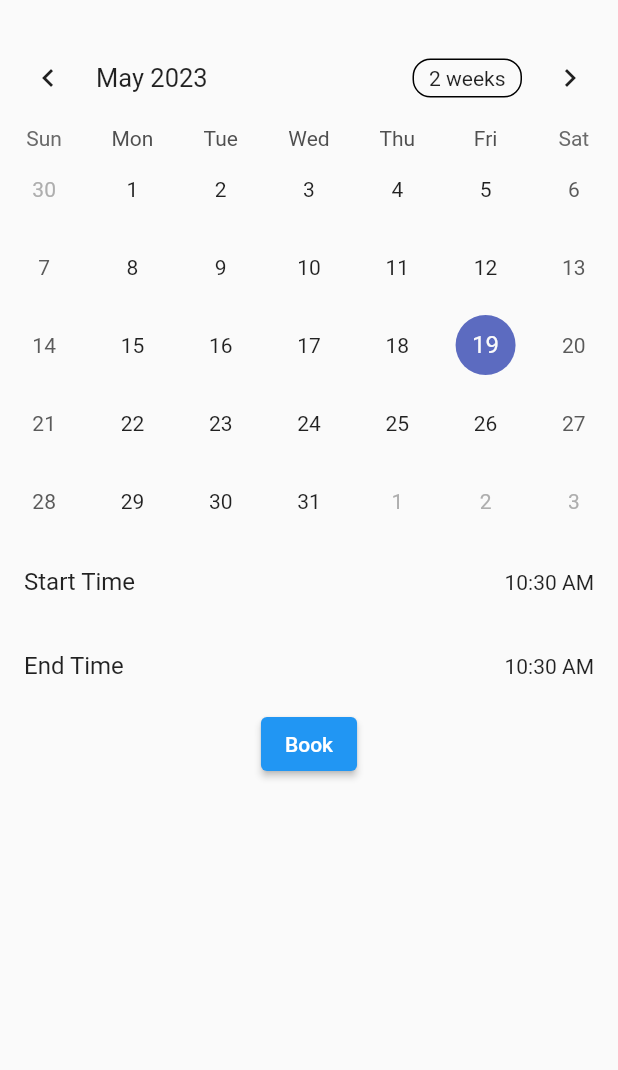
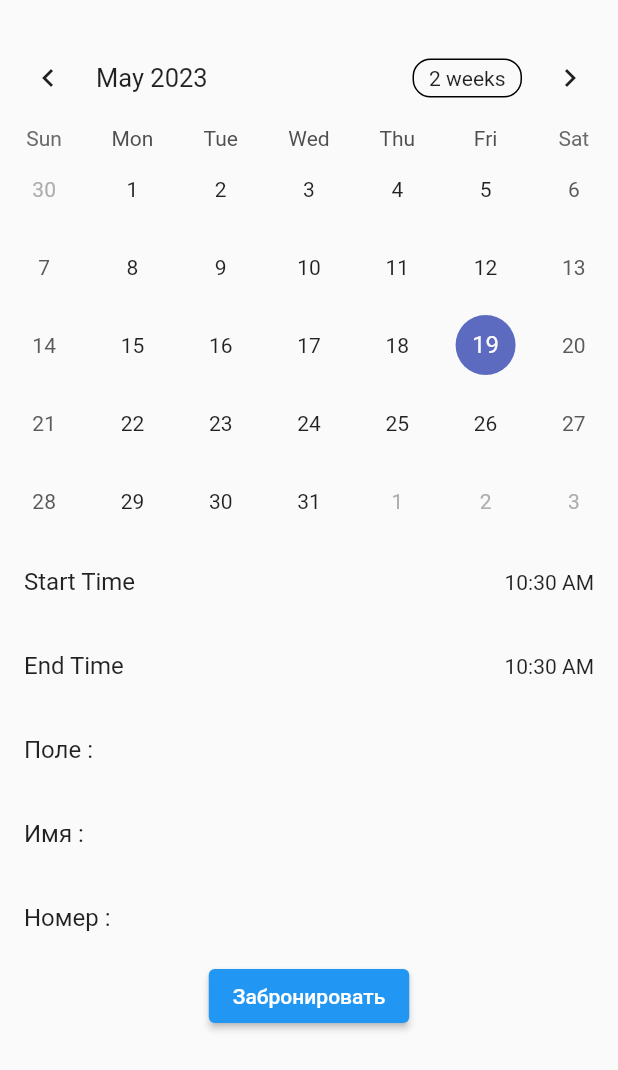
Before and after one commit to MarlenAmir/qatys_app_diploma_work, a Flutter app: the BookingPage screen opened directly with empty values, after a tap on "Выбрать дату", on a phone screen of 412 x 824 dp. Shown: the top 1070 px of the screen. Run offline on Flutter 3.47's test engine with Material 2 defaults, Android fonts, the phone set to English and light mode, and no system bars; drawn by our look-alikes of table_calendar; our stand-ins replace cloud_firestore, email_validator, firebase_auth, firebase_core, firebase_storage, flutter_datetime_picker and 7 more; missing offline and left inert: booking_calendar; accounts and stored records are empty; network calls fail.

```diff
--- a/lib/screens/BookingDialog.dart
+++ b/lib/screens/BookingDialog.dart
@@ -3,16 +3,36 @@ import 'package:booking_calendar/booking_calendar.dart';
 import 'package:cloud_firestore/cloud_firestore.dart';
 import 'package:flutter_datetime_picker/flutter_datetime_picker.dart';
 import 'package:table_calendar/table_calendar.dart';
+import 'package:firebase_auth/firebase_auth.dart';
+
+
+import '../model/firebaseData.dart';
+
 
 class BookingDialog extends StatefulWidget {
+   BookingDialog(this.firebaseData);
+  final FirebaseData firebaseData;
+
+
   @override
   _BookingDialogState createState() => _BookingDialogState();
 }
 
 class _BookingDialogState extends State<BookingDialog> {
+
+
   late DateTime _selectedDate;
   late TimeOfDay _startTime;
   late TimeOfDay _endTime;
+  String name = "";
+  String? surname;
+  String? email;
+  String phoneNumber = "";
+
+
+
+
+
 
   @override
   void initState() {
@@ -20,6 +40,7 @@ class _BookingDialogState extends State<BookingDialog> {
     _selectedDate = DateTime.now();
     _startTime = TimeOfDay.now();
     _endTime = TimeOfDay.now();
+    loadData();
   }
 
   void _selectDate(DateTime date) {
@@ -39,12 +60,31 @@ class _BookingDialogState extends State<BookingDialog> {
       _endTime = time;
     });
   }
+  Future<void> loadData() async {
+    try {
+      final auth = FirebaseAuth.instance;
+      final User? user = auth.currentUser;
+      if (user != null) {
+        final FirebaseFirestore firestore = FirebaseFirestore.instance;
+        final DocumentSnapshot snapshot =
+            await firestore.collection('users').doc(user.uid).get();
+        setState(() {
+          name = snapshot.get('name');
+          surname = snapshot.get('surname');
+          email = snapshot.get('email');
+          phoneNumber = snapshot.get('phone_number');
+        });
+      }
+    } catch (e) {
+      print('Error: $e');
+    }
+  }
 
   @override
   Widget build(BuildContext context) {
     return Scaffold(
-
-      body: Column(
+      body: ListView(
+        children: [Column(
           children: [
             SizedBox(height:20),
             TableCalendar(
@@ -74,7 +114,7 @@ class _BookingDialogState extends State<BookingDialog> {
             ),
             ListTile(
               title: Text('End Time'),
-            trailing: Text(_endTime!.format(context)),
+              trailing: Text(_endTime.format(context)),
               onTap: () {
                 DatePicker.showTimePicker(
                   context,
@@ -83,6 +123,21 @@ class _BookingDialogState extends State<BookingDialog> {
                       _selectEndTime(TimeOfDay.fromDateTime(time)),
                 );
               },
+            ),
+            ListTile(
+              title: Text('Поле :'),
+              trailing: Text(widget.firebaseData.name),
+
+            ),
+            ListTile(
+              title: Text('Имя :'),
+              trailing: Text(name),
+
+            ),
+            ListTile(
+              title: Text('Номер :'),
+              trailing: Text(phoneNumber),
+
             ),
             ElevatedButton(
               onPressed: () {
@@ -93,14 +148,21 @@ class _BookingDialogState extends State<BookingDialog> {
                   print('Selected Date: $_selectedDate');
                   print('Start Time: $_startTime');
                   print('End Time: $_endTime');
+                  print('Name : $name');
+                  print('Поле : ${widget.firebaseData.name}');
+                                    print('Name : $phoneNumber');
+
+
                 } else {
                   // Handle case where any of the values is not selected
                   print('Please select all values');
                 }
               },
-            child: Text('Book'),
+              child: Text("Забронировать"),
             ),
           ],
+        ),
+        ]
       ),
     );
   }
--- a/lib/screens/BookingPage.dart
+++ b/lib/screens/BookingPage.dart
@@ -171,7 +171,7 @@ class BookingPage extends StatelessWidget {
                     onPressed: () {
                       Navigator.of(context).push(
                         MaterialPageRoute(
-                          builder: (context) =>  BookingDialog(),
+                          builder: (context) =>  BookingDialog(firebaseData),
                         ),
                       );
                     },
--- a/pubspec.yaml
+++ b/pubspec.yaml
@@ -58,6 +58,7 @@ dependencies:
   provider: ^6.0.5
   json_annotation: ^4.8.1
   table_calendar: ^3.0.8
+  flutter_stripe: ^9.2.0
 
 
 dev_dependencies:
```
Also changed, not shown: lib/screens/paymentPage.dart (added), pubspec.lock. Lines whose indentation alone changed are shown as unchanged.
